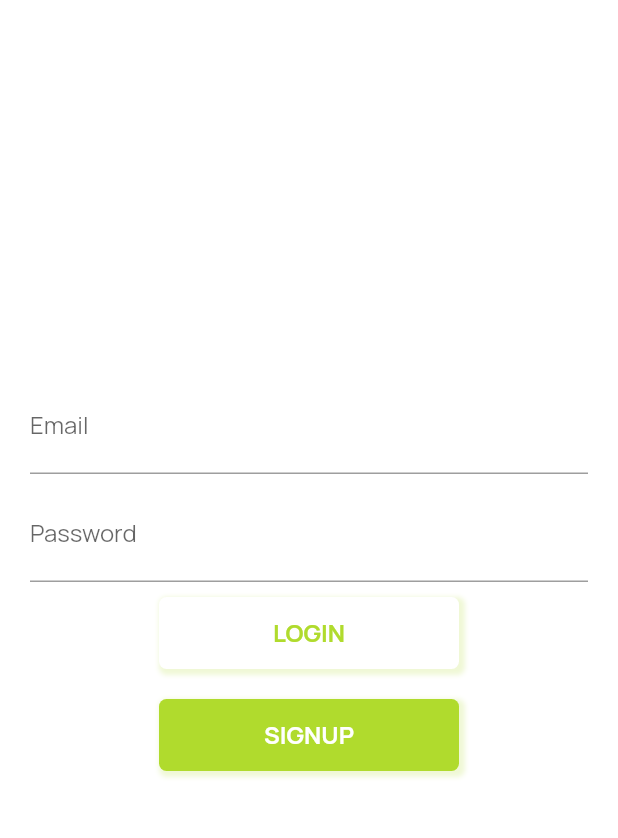
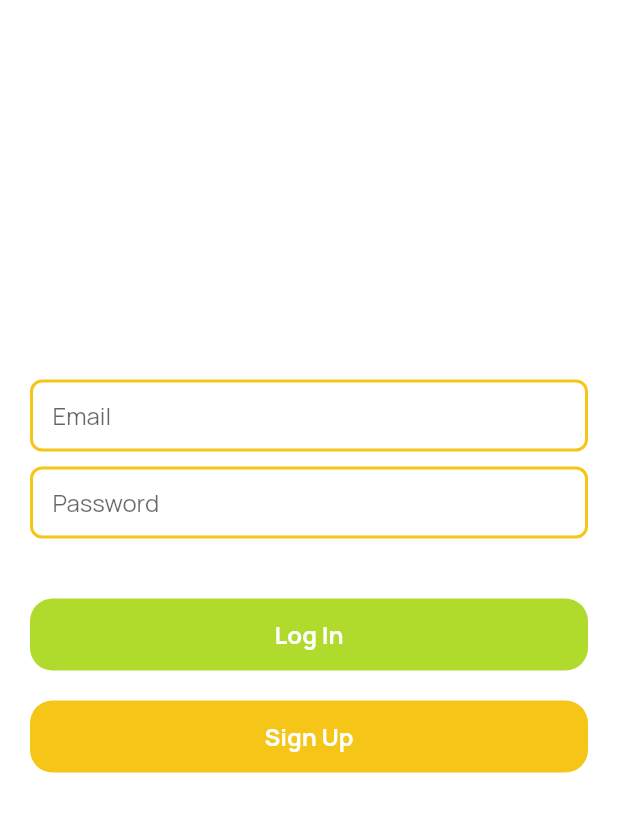
Before and after one commit to asheyacasey/travel-mate, a Flutter app: the screen it shows after launch, on a phone screen of 412 x 824 dp, the part 84-922 px from its top. Run offline on Flutter 3.47's test engine with Material 2 defaults, Android fonts, the phone set to English and light mode, and no system bars; our stand-ins replace bloc, cloud_firestore, equatable, firebase_auth, firebase_core, firebase_storage and 7 more; accounts and stored records are empty.

Commit message:
24. Edited UI Design

```diff
--- a/lib/screens/login/login_screen.dart
+++ b/lib/screens/login/login_screen.dart
@@ -25,6 +25,7 @@ class LoginScreen extends StatelessWidget {
   @override
   Widget build(BuildContext context) {
     return Scaffold(
+      resizeToAvoidBottomInset: false,
       appBar: CustomAppBar(
         title: 'TravelMate',
         hasAction: false,
@@ -38,11 +39,14 @@ class LoginScreen extends StatelessWidget {
             const SizedBox(height: 10),
             PasswordInput(),
             const SizedBox(height: 10),
+            SizedBox(
+              height: 30,
+            ),
             CustomElevatedButton(
-              text: 'LOGIN',
+              text: 'Log In',
               beginColor: Colors.white,
               endColor: Colors.white,
-              textColor: Theme.of(context).primaryColor,
+              textColor: Colors.white,
               onPressed: () {
                 context.read<LoginCubit>().logInWithCredentials();
               },
@@ -50,8 +54,8 @@ class LoginScreen extends StatelessWidget {
             SizedBox(
               height: 20,
             ),
-            CustomElevatedButton(
-              text: 'SIGNUP',
+            CustomElevatedButton2(
+              text: 'Sign Up',
               beginColor: Theme.of(context).primaryColor,
               endColor: Theme.of(context).primaryColor,
               textColor: Colors.white,
@@ -79,7 +83,19 @@ class EmailInput extends StatelessWidget {
           onChanged: (email) {
             context.read<LoginCubit>().emailChanged(email);
           },
-          decoration: const InputDecoration(labelText: 'Email'),
+          decoration: InputDecoration(
+            filled: true,
+            fillColor: Colors.white,
+            hintText: 'Email',
+            contentPadding:
+            const EdgeInsets.only(bottom: 5.0, top: 12.5, left: 15.0),
+            focusedBorder: OutlineInputBorder(
+              borderSide: BorderSide(color: Theme.of(context).primaryColorLight),
+            ),
+            enabledBorder: OutlineInputBorder(
+                borderSide: BorderSide(color: Color(0xFFF5C518), width: 2),
+                borderRadius: BorderRadius.circular(8)),
+          ),
         );
       },
     );
@@ -96,7 +112,19 @@ class PasswordInput extends StatelessWidget {
           onChanged: (password) {
             context.read<LoginCubit>().passwordChanged(password);
           },
-          decoration: const InputDecoration(labelText: 'Password'),
+          decoration: InputDecoration(
+            filled: true,
+            fillColor: Colors.white,
+            hintText: 'Password',
+            contentPadding:
+            const EdgeInsets.only(bottom: 5.0, top: 12.5, left: 15.0),
+            focusedBorder: OutlineInputBorder(
+              borderSide: BorderSide(color: Theme.of(context).primaryColorLight),
+            ),
+            enabledBorder: OutlineInputBorder(
+                borderSide: BorderSide(color: Color(0xFFF5C518), width: 2),
+                borderRadius: BorderRadius.circular(8)),
+          ),
           obscureText: true,
         );
       },
--- a/lib/widgets/custom_elevated_button.dart
+++ b/lib/widgets/custom_elevated_button.dart
@@ -20,25 +20,15 @@ class CustomElevatedButton extends StatelessWidget {
   Widget build(BuildContext context) {
     return DecoratedBox(
       decoration: BoxDecoration(
-        borderRadius: BorderRadius.circular(5),
-        boxShadow: [
-          BoxShadow(
-            color: Theme.of(context).primaryColor.withAlpha(50),
-            spreadRadius: 2,
-            blurRadius: 2,
-            offset: Offset(2, 2),
-          ),
-        ],
-        gradient: LinearGradient(
-          colors: [beginColor, endColor],
-        ),
+        color: Theme.of(context).primaryColor,
+        borderRadius: BorderRadius.circular(15.0),
       ),
       child: ElevatedButton(
         onPressed: onPressed,
         style: ElevatedButton.styleFrom(
           primary: Colors.transparent,
           elevation: 0,
-          fixedSize: const Size(200, 40),
+         // fixedSize: const Size(200, 40),
         ),
         child: Container(
           width: double.infinity,
@@ -56,3 +46,50 @@ class CustomElevatedButton extends StatelessWidget {
     );
   }
 }
+
+class CustomElevatedButton2 extends StatelessWidget {
+  final String text;
+  final Color beginColor;
+  final Color endColor;
+  final Color textColor;
+  final Function()? onPressed;
+
+  const CustomElevatedButton2(
+      {Key? key,
+        required this.text,
+        required this.beginColor,
+        required this.endColor,
+        required this.textColor,
+        this.onPressed})
+      : super(key: key);
+
+  @override
+  Widget build(BuildContext context) {
+    return DecoratedBox(
+      decoration: BoxDecoration(
+        color: Theme.of(context).primaryColorLight,
+        borderRadius: BorderRadius.circular(15.0),
+      ),
+      child: ElevatedButton(
+        onPressed: onPressed,
+        style: ElevatedButton.styleFrom(
+          primary: Colors.transparent,
+          elevation: 0,
+          // fixedSize: const Size(200, 40),
+        ),
+        child: Container(
+          width: double.infinity,
+          child: Center(
+            child: Text(
+              text,
+              style: Theme.of(context)
+                  .textTheme
+                  .headline4!
+                  .copyWith(color: textColor),
+            ),
+          ),
+        ),
+      ),
+    );
+  }
+}
```
Also changed, not shown: lib/repositories/database/database_repository.dart (+33 -33 lines), lib/screens/home/home_screen.dart (+13 -13 lines), lib/screens/user/user_screen.dart (+18 -18 lines), lib/widgets/choice_button.dart (+5 -3 lines).
